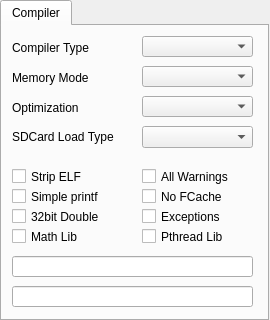
The window that propside/project.ui (parallaxinc/SimpleIDE) describes before a commit, drawn with Qt 5.
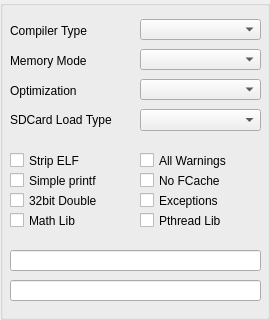
The same window after the commit.

Commit message: Made project options a groupbox instead of tabpane.

What changed in the file:
```diff
--- a/propside/project.ui
+++ b/propside/project.ui
@@ -19,93 +19,27 @@
   <property name="windowTitle">
    <string>Form</string>
   </property>
-  <widget class="QTabWidget" name="tabWidget">
+  <widget class="QGroupBox" name="groupBox">
    <property name="geometry">
     <rect>
      <x>0</x>
      <y>0</y>
-     <width>269</width>
-     <height>321</height>
+     <width>270</width>
+     <height>320</height>
     </rect>
    </property>
-   <property name="currentIndex">
-    <number>0</number>
+   <property name="title">
+    <string/>
    </property>
-   <widget class="QWidget" name="tab">
-    <attribute name="title">
-     <string>Compiler</string>
-    </attribute>
-    <widget class="QLabel" name="labelmem">
-     <property name="geometry">
-      <rect>
-       <x>10</x>
-       <y>41</y>
-       <width>131</width>
-       <height>21</height>
-      </rect>
-     </property>
-     <property name="text">
-      <string>Memory Mode</string>
-     </property>
-    </widget>
-    <widget class="QComboBox" name="comboBoxMemoryMode">
-     <property name="geometry">
-      <rect>
-       <x>140</x>
-       <y>40</y>
-       <width>111</width>
-       <height>21</height>
-      </rect>
-     </property>
-     <property name="toolTip">
-      <string>Select where the code will run. Use XMMC for read-only devices like EEPROM, Flash, or SD Card.</string>
-     </property>
-    </widget>
-    <widget class="QLabel" name="labelOptimization">
-     <property name="geometry">
-      <rect>
-       <x>10</x>
-       <y>71</y>
-       <width>131</width>
-       <height>21</height>
-      </rect>
-     </property>
-     <property name="text">
-      <string>Optimization</string>
-     </property>
-    </widget>
-    <widget class="QComboBox" name="comboBoxOptimization">
-     <property name="geometry">
-      <rect>
-       <x>140</x>
-       <y>70</y>
-       <width>111</width>
-       <height>21</height>
-      </rect>
-     </property>
-     <property name="toolTip">
-      <string>Usually -Os is best for creating smaller code.</string>
-     </property>
-    </widget>
-    <widget class="QLabel" name="labelcompiler">
-     <property name="geometry">
-      <rect>
-       <x>10</x>
-       <y>11</y>
-       <width>131</width>
-       <height>21</height>
-      </rect>
-     </property>
-     <property name="text">
-      <string>Compiler Type</string>
-     </property>
-    </widget>
+   <property name="flat">
+    <bool>false</bool>
+   </property>
     <widget class="QComboBox" name="comboBoxCompiler">
      <property name="geometry">
       <rect>
        <x>140</x>
-       <y>10</y>
-       <width>111</width>
+      <y>19</y>
+      <width>121</width>
        <height>21</height>
       </rect>
      </property>
@@ -113,11 +47,11 @@
       <string>Choose project compiler. C can compile simple C++ programs.</string>
      </property>
     </widget>
-    <widget class="QCheckBox" name="checkBoxMathlib">
+   <widget class="QCheckBox" name="checkBoxSimplePrintf">
      <property name="geometry">
       <rect>
        <x>10</x>
-       <y>200</y>
+      <y>170</y>
        <width>131</width>
        <height>21</height>
       </rect>
@@ -126,14 +60,14 @@
       <string>Check to include the floating point math library.</string>
      </property>
      <property name="text">
-      <string>Math Lib</string>
+     <string>Simple printf</string>
      </property>
     </widget>
     <widget class="QCheckBox" name="checkBox32bitDouble">
      <property name="geometry">
       <rect>
        <x>10</x>
-       <y>180</y>
+      <y>190</y>
        <width>131</width>
        <height>21</height>
       </rect>
@@ -145,11 +79,137 @@
       <string>32bit Double</string>
      </property>
     </widget>
+   <widget class="QComboBox" name="comboBoxLoadType">
+    <property name="geometry">
+     <rect>
+      <x>140</x>
+      <y>109</y>
+      <width>121</width>
+      <height>22</height>
+     </rect>
+    </property>
+    <property name="toolTip">
+     <string>Use only if you need to the board to run an SD card resident .pex program.</string>
+    </property>
+   </widget>
+   <widget class="QLabel" name="labelcompiler">
+    <property name="geometry">
+     <rect>
+      <x>10</x>
+      <y>20</y>
+      <width>131</width>
+      <height>21</height>
+     </rect>
+    </property>
+    <property name="text">
+     <string>Compiler Type</string>
+    </property>
+   </widget>
+   <widget class="QLineEdit" name="lineEditCompOptions">
+    <property name="geometry">
+     <rect>
+      <x>10</x>
+      <y>250</y>
+      <width>251</width>
+      <height>21</height>
+     </rect>
+    </property>
+    <property name="toolTip">
+     <string>Other Compiler Options</string>
+    </property>
+   </widget>
+   <widget class="QCheckBox" name="checkBoxStripELF">
+    <property name="geometry">
+     <rect>
+      <x>10</x>
+      <y>150</y>
+      <width>131</width>
+      <height>21</height>
+     </rect>
+    </property>
+    <property name="toolTip">
+     <string>Check to remove debug information from the program. Gives better size estimate.</string>
+    </property>
+    <property name="text">
+     <string>Strip ELF</string>
+    </property>
+   </widget>
+   <widget class="QComboBox" name="comboBoxMemoryMode">
+    <property name="geometry">
+     <rect>
+      <x>140</x>
+      <y>49</y>
+      <width>121</width>
+      <height>21</height>
+     </rect>
+    </property>
+    <property name="toolTip">
+     <string>Select where the code will run. Use XMMC for read-only devices like EEPROM, Flash, or SD Card.</string>
+    </property>
+   </widget>
+   <widget class="QCheckBox" name="checkBoxMathlib">
+    <property name="geometry">
+     <rect>
+      <x>10</x>
+      <y>210</y>
+      <width>131</width>
+      <height>21</height>
+     </rect>
+    </property>
+    <property name="toolTip">
+     <string>Check to include the floating point math library.</string>
+    </property>
+    <property name="text">
+     <string>Math Lib</string>
+    </property>
+   </widget>
+   <widget class="QLabel" name="labelOptimization">
+    <property name="geometry">
+     <rect>
+      <x>10</x>
+      <y>80</y>
+      <width>131</width>
+      <height>21</height>
+     </rect>
+    </property>
+    <property name="text">
+     <string>Optimization</string>
+    </property>
+   </widget>
+   <widget class="QCheckBox" name="checkBoxExceptions">
+    <property name="geometry">
+     <rect>
+      <x>140</x>
+      <y>190</y>
+      <width>121</width>
+      <height>21</height>
+     </rect>
+    </property>
+    <property name="toolTip">
+     <string>Check to enable exception handling in C++.</string>
+    </property>
+    <property name="text">
+     <string>Exceptions</string>
+    </property>
+   </widget>
+   <widget class="QLabel" name="labelmem">
+    <property name="geometry">
+     <rect>
+      <x>10</x>
+      <y>50</y>
+      <width>131</width>
+      <height>21</height>
+     </rect>
+    </property>
+    <property name="text">
+     <string>Memory Mode</string>
+    </property>
+   </widget>
     <widget class="QCheckBox" name="checkBoxPthreadLib">
      <property name="geometry">
       <rect>
        <x>140</x>
-       <y>200</y>
+      <y>210</y>
        <width>121</width>
        <height>21</height>
       </rect>
@@ -161,11 +221,37 @@
       <string>Pthread Lib</string>
      </property>
     </widget>
-    <widget class="QCheckBox" name="checkBoxSimplePrintf">
+   <widget class="QLineEdit" name="lineEditLinkOptions">
      <property name="geometry">
       <rect>
        <x>10</x>
-       <y>160</y>
+      <y>280</y>
+      <width>251</width>
+      <height>21</height>
+     </rect>
+    </property>
+    <property name="toolTip">
+     <string>Other Linker Options</string>
+    </property>
+   </widget>
+   <widget class="QComboBox" name="comboBoxOptimization">
+    <property name="geometry">
+     <rect>
+      <x>140</x>
+      <y>79</y>
+      <width>121</width>
+      <height>21</height>
+     </rect>
+    </property>
+    <property name="toolTip">
+     <string>Usually -Os is best for creating smaller code.</string>
+    </property>
+   </widget>
+   <widget class="QLabel" name="labelLoadType">
+    <property name="geometry">
+     <rect>
+      <x>10</x>
+      <y>109</y>
        <width>131</width>
        <height>21</height>
       </rect>
@@ -174,14 +260,14 @@
       <string>Check to use smaller simple printf.</string>
      </property>
      <property name="text">
-      <string>Simple printf</string>
+     <string>SDCard Load Type</string>
      </property>
     </widget>
     <widget class="QCheckBox" name="checkBoxWarnAll">
      <property name="geometry">
       <rect>
        <x>140</x>
-       <y>140</y>
+      <y>150</y>
        <width>121</width>
        <height>21</height>
       </rect>
@@ -197,7 +283,7 @@
      <property name="geometry">
       <rect>
        <x>140</x>
-       <y>160</y>
+      <y>170</y>
        <width>121</width>
        <height>21</height>
       </rect>
@@ -208,91 +294,6 @@
      <property name="text">
       <string>No FCache</string>
      </property>
-    </widget>
-    <widget class="QCheckBox" name="checkBoxExceptions">
-     <property name="geometry">
-      <rect>
-       <x>140</x>
-       <y>180</y>
-       <width>121</width>
-       <height>21</height>
-      </rect>
-     </property>
-     <property name="toolTip">
-      <string>Check to enable exception handling in C++.</string>
-     </property>
-     <property name="text">
-      <string>Exceptions</string>
-     </property>
-    </widget>
-    <widget class="QCheckBox" name="checkBoxStripELF">
-     <property name="geometry">
-      <rect>
-       <x>10</x>
-       <y>140</y>
-       <width>131</width>
-       <height>21</height>
-      </rect>
-     </property>
-     <property name="toolTip">
-      <string>Check to remove debug information from the program. Gives better size estimate.</string>
-     </property>
-     <property name="text">
-      <string>Strip ELF</string>
-     </property>
-    </widget>
-    <widget class="QLineEdit" name="lineEditCompOptions">
-     <property name="geometry">
-      <rect>
-       <x>10</x>
-       <y>230</y>
-       <width>241</width>
-       <height>21</height>
-      </rect>
-     </property>
-     <property name="toolTip">
-      <string>Other Compiler Options</string>
-     </property>
-    </widget>
-    <widget class="QLineEdit" name="lineEditLinkOptions">
-     <property name="geometry">
-      <rect>
-       <x>10</x>
-       <y>260</y>
-       <width>241</width>
-       <height>21</height>
-      </rect>
-     </property>
-     <property name="toolTip">
-      <string>Other Linker Options</string>
-     </property>
-    </widget>
-    <widget class="QComboBox" name="comboBoxLoadType">
-     <property name="geometry">
-      <rect>
-       <x>140</x>
-       <y>100</y>
-       <width>111</width>
-       <height>22</height>
-      </rect>
-     </property>
-     <property name="toolTip">
-      <string>Use only if you need to the board to run an SD card resident .pex program.</string>
-     </property>
-    </widget>
-    <widget class="QLabel" name="labelLoadType">
-     <property name="geometry">
-      <rect>
-       <x>10</x>
-       <y>100</y>
-       <width>131</width>
-       <height>21</height>
-      </rect>
-     </property>
-     <property name="text">
-      <string>SDCard Load Type</string>
-     </property>
-    </widget>
    </widget>
   </widget>
  </widget>
```
Left out of the diff: 5 changed lines with no effect on the pictures. Lines whose indentation alone changed are shown as unchanged.
